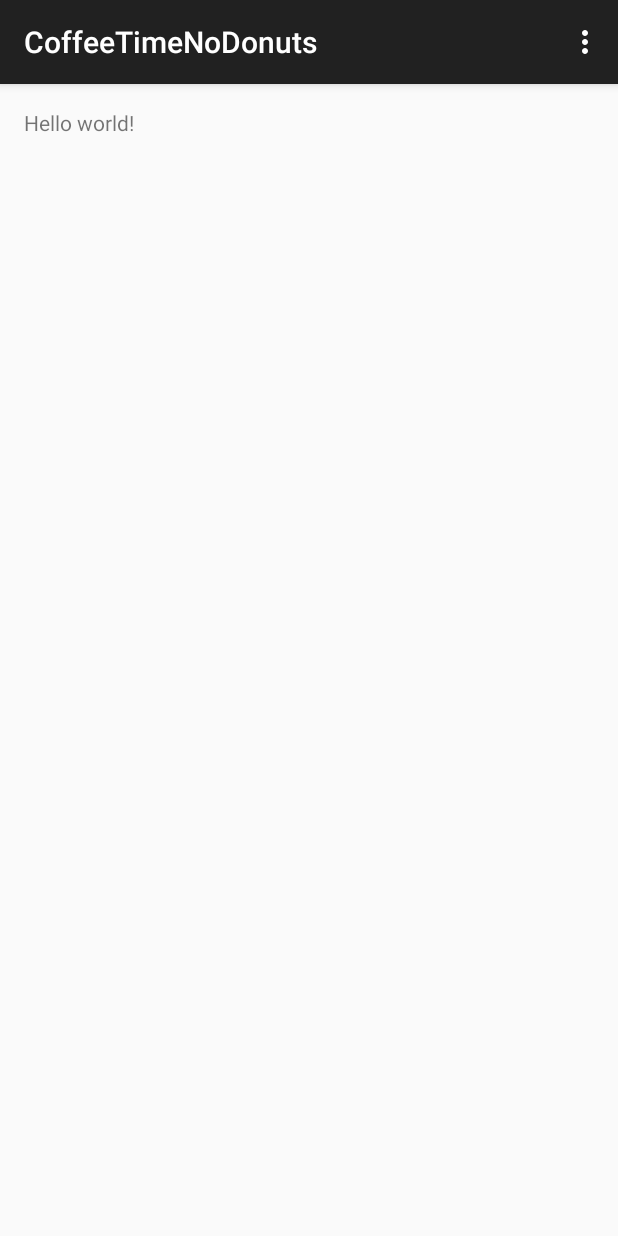
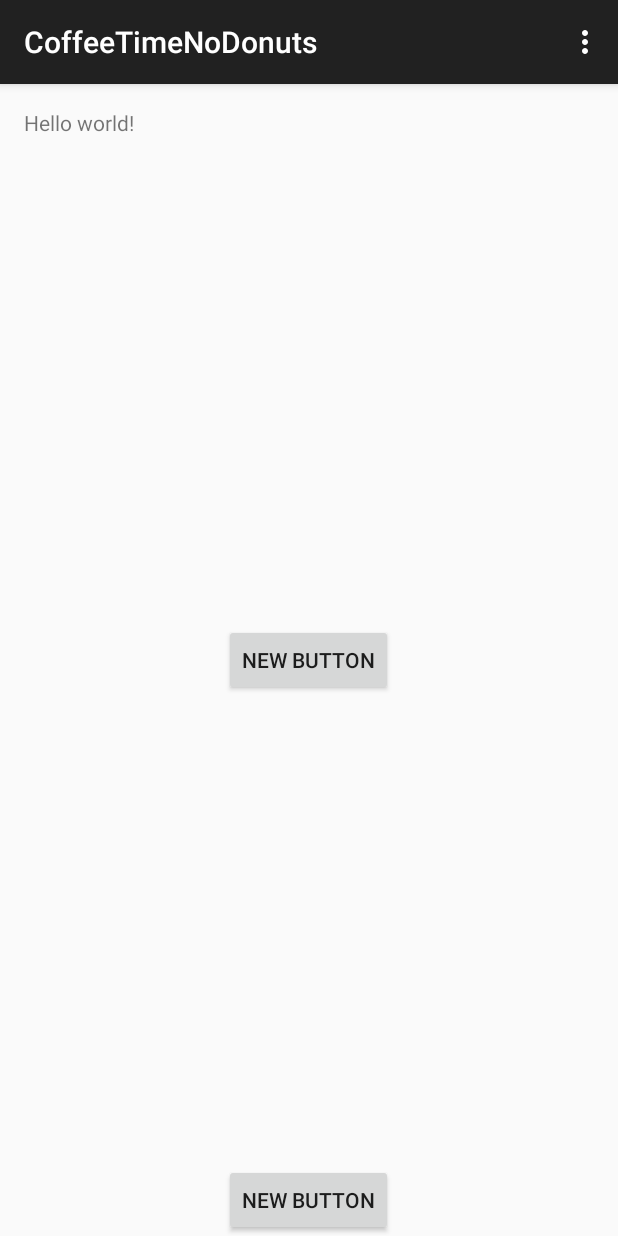
Before and after one commit to adamklen/Awake, an Android app: the screen it shows after launch (MainActivity), on a phone screen of 412 x 824 dp. Run offline under Robolectric (Android 15) with nearby library versions, the phone set to English and light mode, and no system bars.

Commit message:
SparkCloud code

```diff
--- a/app/src/main/AndroidManifest.xml
+++ b/app/src/main/AndroidManifest.xml
@@ -1,6 +1,8 @@
 <?xml version="1.0" encoding="utf-8"?>
 <manifest xmlns:android="http://schemas.android.com/apk/res/android"
     package="ca.coffee.coffeetimenodonuts" >
+
+    <uses-permission android:name="android.permission.INTERNET" />
 
     <application
         android:allowBackup="true"
--- a/app/src/main/java/ca/coffee/coffeetimenodonuts/MainActivity.java
+++ b/app/src/main/java/ca/coffee/coffeetimenodonuts/MainActivity.java
@@ -1,19 +1,36 @@
 package ca.coffee.coffeetimenodonuts;
 
+import android.os.AsyncTask;
+import android.os.Bundle;
+import android.support.v4.app.Fragment;
 import android.support.v7.app.ActionBarActivity;
-import android.support.v7.app.ActionBar;
-import android.support.v4.app.Fragment;
-import android.os.Bundle;
 import android.view.LayoutInflater;
 import android.view.Menu;
 import android.view.MenuItem;
 import android.view.View;
 import android.view.ViewGroup;
-import android.os.Build;
+import android.widget.Button;
+import android.widget.Toast;
+
+import org.apache.http.HttpResponse;
+import org.apache.http.NameValuePair;
+import org.apache.http.client.ClientProtocolException;
+import org.apache.http.client.HttpClient;
+import org.apache.http.client.entity.UrlEncodedFormEntity;
+import org.apache.http.client.methods.HttpPost;
+import org.apache.http.impl.client.DefaultHttpClient;
+import org.apache.http.message.BasicNameValuePair;
+
+import java.io.IOException;
+import java.util.ArrayList;
+import java.util.List;
 
 
 public class MainActivity extends ActionBarActivity {
 
+
+    SparkCore core = new SparkCore();
+    test pleasework = new test();
     @Override
     protected void onCreate(Bundle savedInstanceState) {
         super.onCreate(savedInstanceState);
@@ -23,6 +40,22 @@ public class MainActivity extends ActionBarActivity {
                     .add(R.id.container, new PlaceholderFragment())
                     .commit();
         }
+
+        Button functionOne = (Button) findViewById(R.id.button);
+        Button functionTwo = (Button) findViewById(R.id.button2);
+        functionOne.setOnClickListener(new View.OnClickListener() {
+            public void onClick(View v) {
+                new MyAsyncTask().execute("HIGH");
+                Toast.makeText(getApplicationContext(), "1", Toast.LENGTH_SHORT).show();
+            }
+        });
+        functionTwo.setOnClickListener(new View.OnClickListener() {
+            public void onClick(View v) {
+                new MyAsyncTask().execute("LOW");
+                Toast.makeText(getApplicationContext(), "1", Toast.LENGTH_SHORT).show();
+            }
+        });
+
     }
 
 
@@ -63,4 +96,41 @@ public class MainActivity extends ActionBarActivity {
             return rootView;
         }
     }
+    private class MyAsyncTask extends AsyncTask<String, Integer, Double> {
+
+        @Override
+        protected Double doInBackground(String... params) {
+            // TODO Auto-generated method stub
+            postData(params[0]);
+            return null;
+        }
+
+        protected void onPostExecute(Double result){
+            Toast.makeText(getApplicationContext(), "command sent", Toast.LENGTH_LONG).show();
+        }
+
+        public void postData(String valueIWantToSend) {
+            SparkCoreRest data = new SparkCoreRest();
+            // Create a new HttpClient and Post Header
+            HttpClient httpclient = new DefaultHttpClient();
+            HttpPost httppost = new HttpPost("https://api.spark.io/v1/devices/" + data.getDeviceID()+"/digitalwrite");;
+
+            try {
+                // Add your data
+                List<NameValuePair> nameValuePairs = new ArrayList<NameValuePair>(2);
+                nameValuePairs.add(new BasicNameValuePair("access_token", data.getAccessToken()));
+                nameValuePairs.add(new BasicNameValuePair("params", "A7,"+ valueIWantToSend));
+                httppost.setEntity(new UrlEncodedFormEntity(nameValuePairs));
+
+                // Execute HTTP Post Request
+                HttpResponse response = httpclient.execute(httppost);
+
+            } catch (ClientProtocolException e) {
+                // TODO Auto-generated catch block
+            } catch (IOException e) {
+                // TODO Auto-generated catch block
+            }
+        }
+
+    }
 }
--- a/app/src/main/res/layout/activity_main.xml
+++ b/app/src/main/res/layout/activity_main.xml
@@ -1,4 +1,23 @@
 <FrameLayout xmlns:android="http://schemas.android.com/apk/res/android"
     xmlns:tools="http://schemas.android.com/tools" android:id="@+id/container"
     android:layout_width="match_parent" android:layout_height="match_parent"
-    tools:context=".MainActivity" tools:ignore="MergeRootFrame" />
+    tools:context=".MainActivity" tools:ignore="MergeRootFrame" >
+
+    <Button
+        android:layout_width="wrap_content"
+        android:layout_height="wrap_content"
+        android:text="New Button"
+        android:id="@+id/button"
+        android:layout_gravity="center" />
+
+    <Button
+        android:layout_width="wrap_content"
+        android:layout_height="wrap_content"
+        android:text="New Button"
+        android:id="@+id/button2"
+        android:layout_gravity="center_horizontal|bottom" />
+
+    <RelativeLayout
+        android:layout_width="fill_parent"
+        android:layout_height="fill_parent"></RelativeLayout>
+</FrameLayout>
```
Also changed, not shown: app/src/main/java/ca/coffee/coffeetimenodonuts/SparkCoreRest.java (+13 -0 lines), 1 other file.
